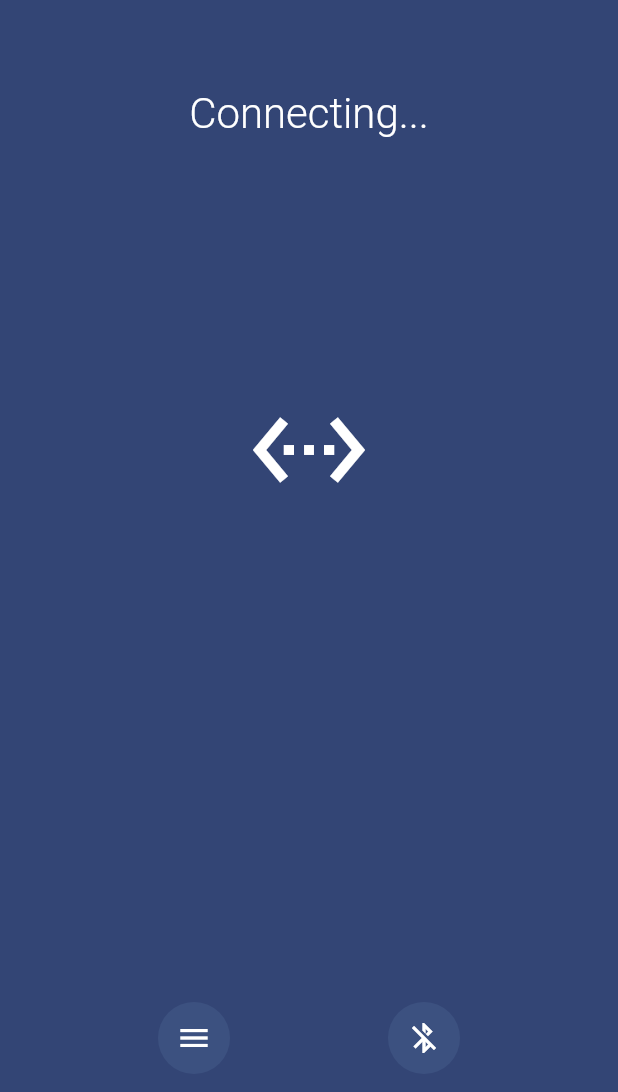
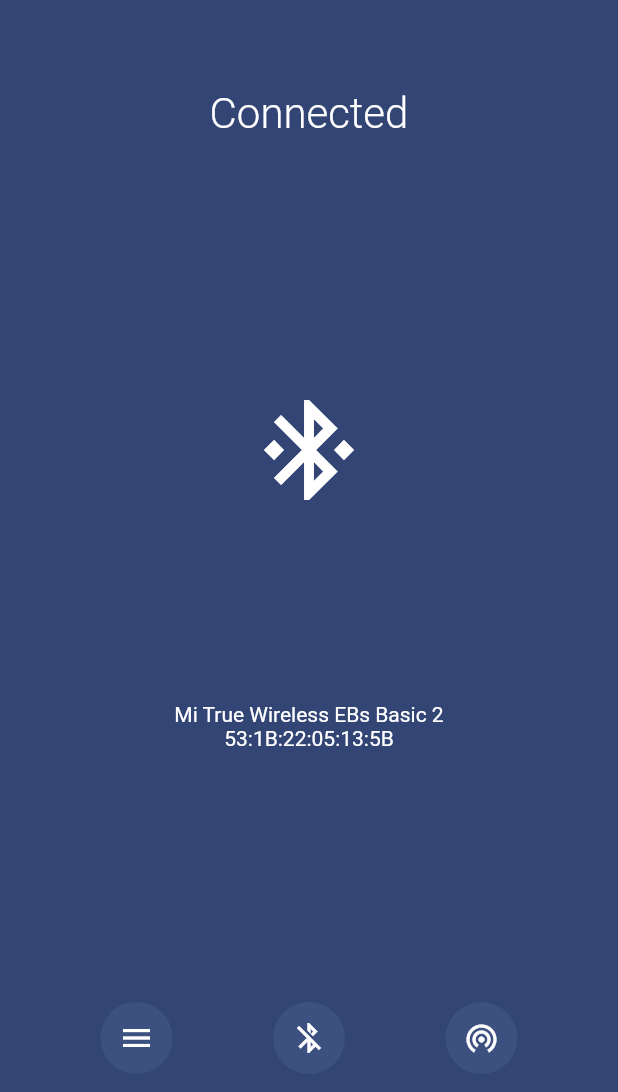
Before and after one commit to lburzak/BlueShare, a Flutter app: the screen it shows after launch, on a phone screen of 412 x 824 dp. Shown: the top 1092 px of the screen. Run offline on Flutter 3.47's test engine with Material 2 defaults, Android fonts, the phone set to English and light mode, and no system bars; our stand-ins replace flutter_bluetooth_serial.

Commit message:
Implement layout changes for 'connected' status

```diff
--- /dev/null
+++ b/blueshare/lib/bluetooth_device.dart
@@ -0,0 +1,6 @@
+class BluetoothDevice {
+  final String name;
+  final String address;
+
+  BluetoothDevice({required this.name, required this.address});
+}
--- a/blueshare/lib/connection_page.dart
+++ b/blueshare/lib/connection_page.dart
@@ -1,14 +1,14 @@
+import 'package:blueshare/bluetooth_device.dart';
 import 'package:blueshare/connection_status.dart';
 import 'package:flutter/cupertino.dart';
 import 'package:flutter/material.dart';
 import 'package:flutter/painting.dart';
 
 class ConnectionPage extends StatelessWidget {
-  final ConnectionStatus _status;
+  final ConnectionStatus status;
+  final BluetoothDevice? device;
 
-  const ConnectionPage({Key? key, required status})
-      : _status = status,
-        super(key: key);
+  const ConnectionPage({Key? key, required this.status, this.device}) : super(key: key);
 
   @override
   Widget build(BuildContext context) => Padding(
@@ -20,13 +20,13 @@ class ConnectionPage extends StatelessWidget {
               Flexible(
                 flex: 1,
                 child: Center(
-                  child: _StatusHeader(status: _status),
+                  child: _StatusHeader(status: status),
                 ),
               ),
               Flexible(
                 flex: 3,
                 child: Center(
-                  child: _StatusIcon(status: _status),
+                  child: _StatusIcon(status: status),
                 ),
               ),
               Flexible(
@@ -34,14 +34,18 @@ class ConnectionPage extends StatelessWidget {
                 child: Center(
                   child: FractionallySizedBox(
                     widthFactor: 0.8,
-                    child: Visibility(
-                      visible: _status != ConnectionStatus.connecting,
-                      child: Text(
-                        "Connect to a Bluetooth Audio device to start sharing",
-                        style: Theme.of(context).textTheme.headline5,
-                        textAlign: TextAlign.center,
-                      ),
-                    ),
+                    child: status == ConnectionStatus.disconnected
+                        ? Text(
+                            "Connect to a Bluetooth Audio device to start sharing",
+                            style: Theme.of(context).textTheme.headline5,
+                            textAlign: TextAlign.center,
+                          )
+                        : Visibility(
+                            visible: status == ConnectionStatus.connected,
+                            child: _DeviceInfo(
+                              device: device
+                            ),
+                          ),
                   ),
                 ),
               ),
@@ -56,9 +60,16 @@ class ConnectionPage extends StatelessWidget {
                         onPressed: () {},
                       ),
                       Visibility(
-                        visible: _status != ConnectionStatus.disconnected,
+                        visible: status != ConnectionStatus.disconnected,
                         child: _RoundButton(
                           icon: Icons.bluetooth_disabled,
+                          onPressed: () {},
+                        ),
+                      ),
+                      Visibility(
+                        visible: status == ConnectionStatus.connected,
+                        child: _RoundButton(
+                          icon: Icons.wifi_tethering,
                           onPressed: () {},
                         ),
                       )
@@ -100,7 +111,7 @@ class _StatusHeader extends StatelessWidget {
 class _StatusIcon extends StatelessWidget {
   final ConnectionStatus status;
 
-  const _StatusIcon({Key? key, required this.status});
+  const _StatusIcon({required this.status});
 
   IconData _makeStatusIcon() {
     switch (status) {
@@ -139,3 +150,18 @@ class _RoundButton extends StatelessWidget {
         icon: Icon(icon),
       ));
 }
+
+class _DeviceInfo extends StatelessWidget {
+  final BluetoothDevice? device;
+
+  const _DeviceInfo({Key? key, this.device}) : super(key: key);
+
+  @override
+  Widget build(BuildContext context) {
+    return device != null
+        ? Column(
+            children: [Text(device!.name), Text(device!.address)],
+          )
+        : const SizedBox.shrink();
+  }
+}
--- a/blueshare/lib/main.dart
+++ b/blueshare/lib/main.dart
@@ -1,6 +1,7 @@
 import 'package:blueshare/connection_page.dart';
 import 'package:flutter/material.dart';
 
+import 'bluetooth_device.dart';
 import 'connection_status.dart';
 
 void main() {
@@ -30,9 +31,13 @@ class MyApp extends StatelessWidget {
                   fontWeight: FontWeight.w300,
                   fontSize: 16,
                   color: Colors.white,))),
-      home: const Scaffold(
+      home: Scaffold(
         body: ConnectionPage(
-            status: ConnectionStatus.connecting
+            device: BluetoothDevice(
+              name: "Mi True Wireless EBs Basic 2",
+              address: "53:1B:22:05:13:5B"
+            ),
+            status: ConnectionStatus.connected
         ),
       ),
     );
```
